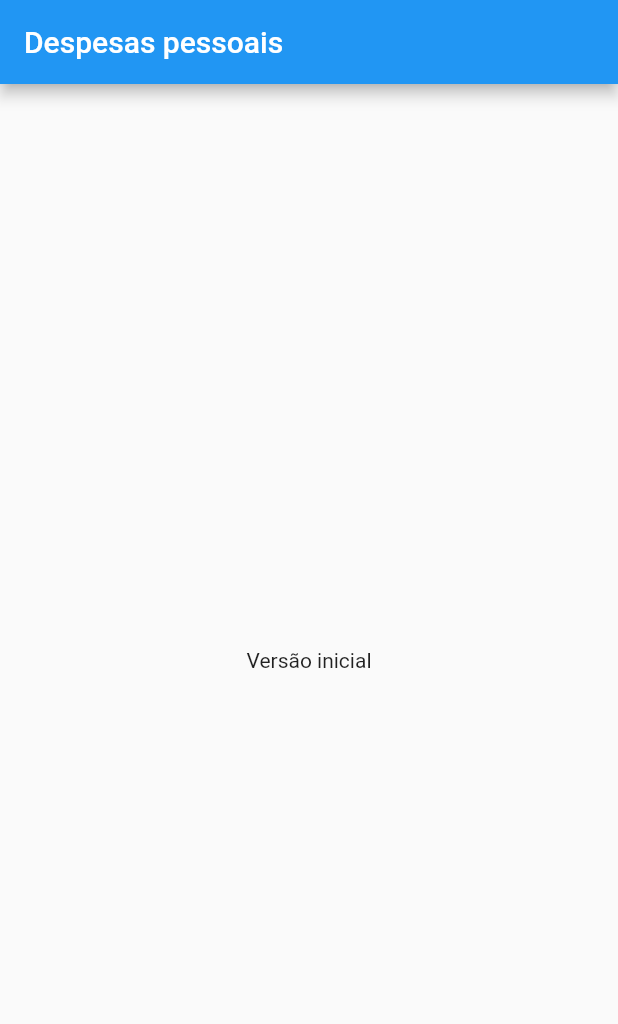
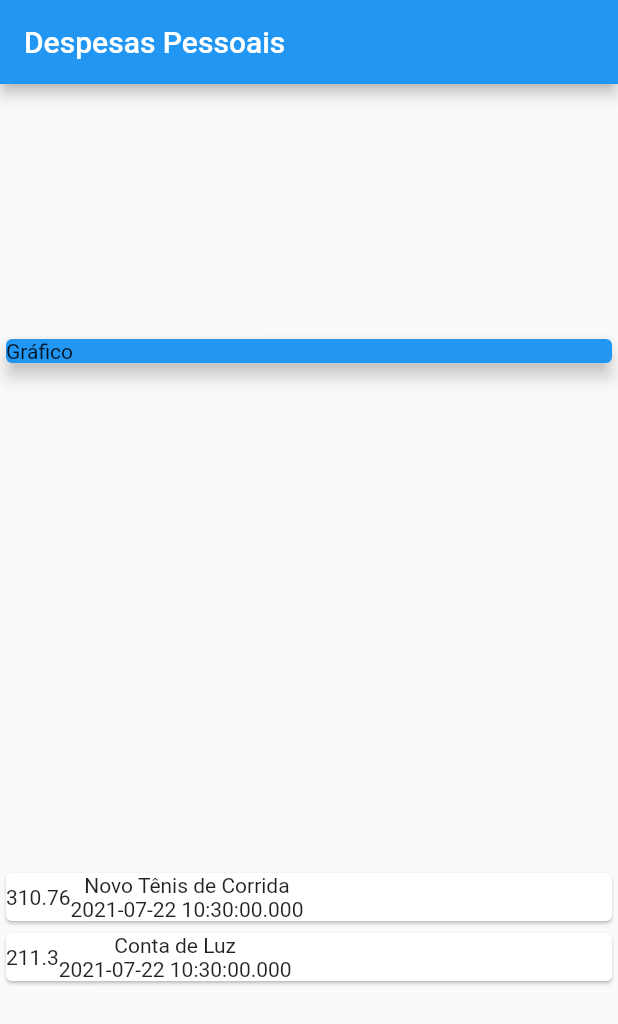
Before and after one commit to dorathoto/flutter_despesasPessoais, a Flutter app: the screen it shows after launch, on a phone screen of 412 x 824 dp. Shown: the top 1024 px of the screen. Run offline on Flutter 3.47's test engine with Material 2 defaults, Android fonts, the phone set to English and light mode, and no system bars.

Commit message:
feat: card transação base

```diff
--- a/lib/main.dart
+++ b/lib/main.dart
@@ -1,4 +1,5 @@
 import 'package:flutter/material.dart';
+import 'models/transaction.dart';
 
 main() => runApp(ExpensesApp());
 
@@ -10,11 +11,60 @@ class ExpensesApp extends StatelessWidget {
 }
 
 class MyHomePage extends StatelessWidget {
+  final _transactions = [
+    Transaction(
+      id: 't1',
+      title: 'Novo Tênis de Corrida',
+      value: 310.76,
+      date: DateTime.now(),
+    ),
+    Transaction(
+      id: 't2',
+      title: 'Conta de Luz',
+      value: 211.30,
+      date: DateTime.now(),
+    ),
+  ];
+
   @override
   Widget build(BuildContext context) {
     return Scaffold(
-      appBar: AppBar(title: Text('Despesas pessoais')),
-      body: Center(child: Text('Versão inicial')),
+      appBar: AppBar(
+        title: Text('Despesas Pessoais'),
+      ),
+      body: Column(
+        mainAxisAlignment: MainAxisAlignment.spaceAround,
+        crossAxisAlignment: CrossAxisAlignment.stretch,
+        children: <Widget>[
+          Container(
+            width: double.infinity,
+            child: Card(
+              color: Colors.blue,
+              child: Text('Gráfico'),
+              elevation: 5,
+            ),
+          ),
+          Column(
+            children: _transactions.map((tr) {
+              return Card(
+                child: Row(
+                  children: <Widget>[
+                    Container(
+                      child: Text(tr.value.toString()),
+                    ),
+                    Column(
+                      children: <Widget>[
+                        Text(tr.title.toString()),
+                        Text(tr.date.toString())
+                      ],
+                    )
+                  ],
+                ),
+              );
+            }).toList(),
+          ),
+        ],
+      ),
     );
   }
 }
--- /dev/null
+++ b/lib/models/transaction.dart
@@ -0,0 +1,13 @@
+class Transaction {
+  final String id;
+  final String title;
+  final double value;
+  final DateTime date;
+
+  Transaction({
+    required this.id,
+    required this.title,
+    required this.value,
+    required this.date,
+  });
+}
```
